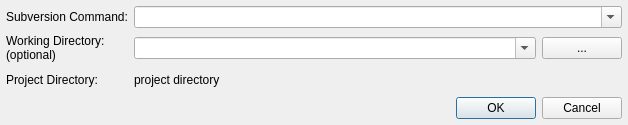
This is Plugins/VcsPlugins/vcsPySvn/SvnCommandDialog.ui in testmana2/test as Qt 5 draws it before an edit. The edited form follows.
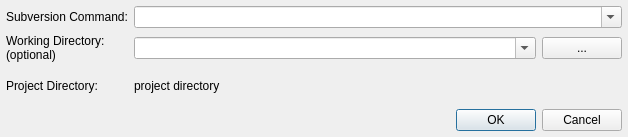
This is the edited form.

```diff
--- a/Plugins/VcsPlugins/vcsPySvn/SvnCommandDialog.ui
+++ b/Plugins/VcsPlugins/vcsPySvn/SvnCommandDialog.ui
@@ -1,12 +1,12 @@
 <ui version="4.0" >
  <class>SvnCommandDialog</class>
- <widget class="QDialog" name="SvnCommandDialog" >
-  <property name="geometry" >
+ <widget class="QDialog" name="SvnCommandDialog">
+  <property name="geometry">
    <rect>
     <x>0</x>
     <y>0</y>
     <width>628</width>
-    <height>125</height>
+    <height>137</height>
    </rect>
   </property>
   <property name="windowTitle" >
@@ -155,7 +155,7 @@
    </item>
   </layout>
  </widget>
- <layoutdefault spacing="6" margin="6" />
+ <layoutdefault spacing="6" margin="6"/>
  <pixmapfunction>qPixmapFromMimeSource</pixmapfunction>
  <resources/>
  <connections>
```
Left out of the diff: 136 changed lines with no effect on the pictures.
